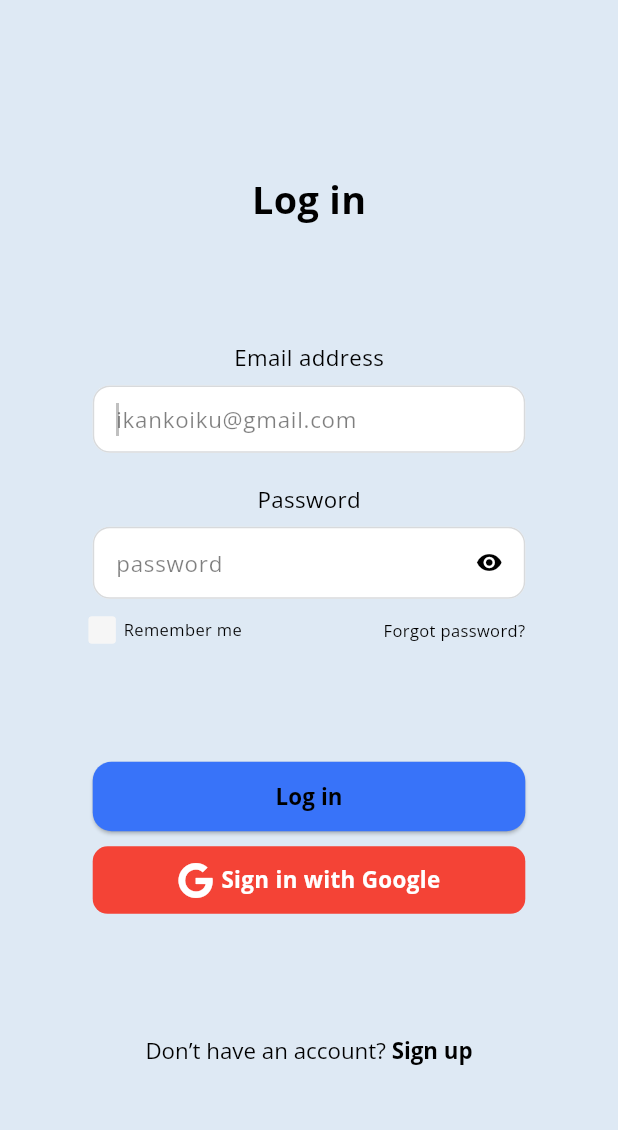
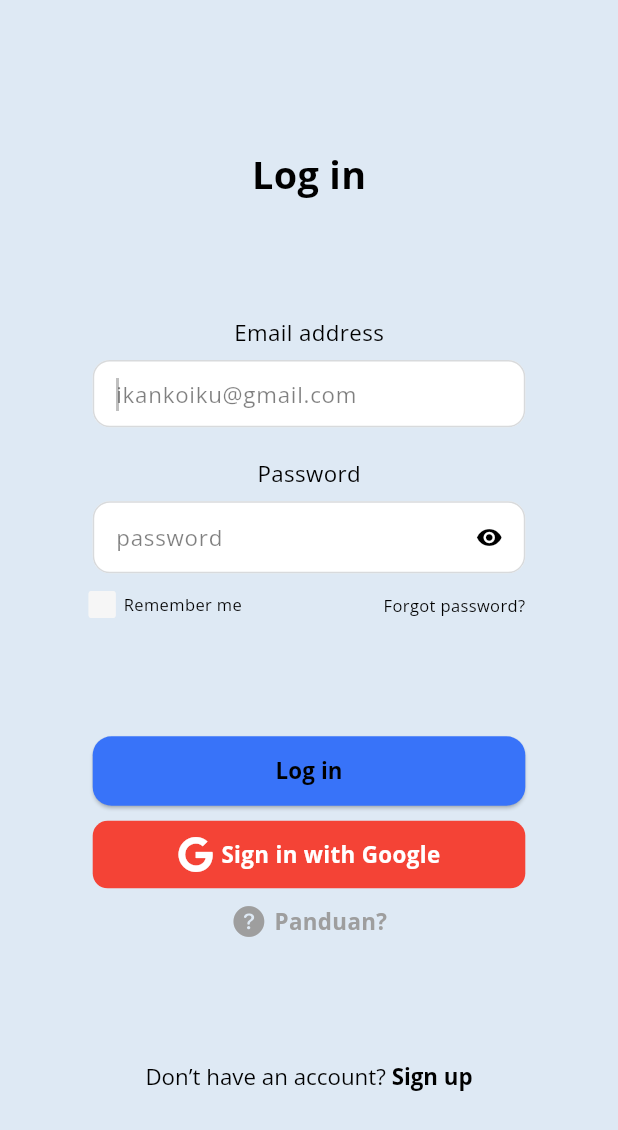
Before and after one commit to ZaeNau/TA-Capstone-Project_AquaKoi, a Flutter app: the screen it shows after launch, on a phone screen of 412 x 824 dp. Shown: the top 1130 px of the screen. Run offline on Flutter 3.47's test engine with Material 3 defaults, Android fonts, the phone set to English and light mode, and no system bars; our stand-ins replace cached_network_image, firebase_auth, firebase_core, firebase_database, firebase_messaging, flutter_svg and 6 more; accounts and stored records are empty.

Commit message:
Update login_screen.dart

```diff
--- a/AquaKoi_main/lib/Presentation/login_screen.dart
+++ b/AquaKoi_main/lib/Presentation/login_screen.dart
@@ -6,6 +6,7 @@ import '../widgets/custom_checkbox_button.dart';
 import 'package:google_sign_in/google_sign_in.dart';
 import 'package:font_awesome_flutter/font_awesome_flutter.dart';
 import 'package:aquakoi/common/toast.dart';
+import 'package:flutter/cupertino.dart';
 import 'package:shared_preferences/shared_preferences.dart';
 
 
@@ -96,6 +97,7 @@ Widget build(BuildContext context) {
                         style: theme.textTheme.bodySmall?.copyWith(fontSize: 11),
                       ),
                     ),
+
                   ],
                 ),
               ),
@@ -138,6 +140,29 @@ Widget build(BuildContext context) {
                   ),
                 ),
               ),
+              SizedBox(height: 10),
+                  GestureDetector(
+                    onTap: () {
+                      Navigator.pushNamed(context, AppRoutes.dashboardScreen);
+                    },
+                    child: const Row(
+                      mainAxisAlignment: MainAxisAlignment.center,
+                      children: [
+                        Icon(
+                          CupertinoIcons.question_circle_fill,
+                          color: Colors.grey,
+                        ),
+                        SizedBox(width: 5),
+                        Text(
+                          "Panduan?",
+                          style: TextStyle(
+                            color: Colors.grey,
+                            fontWeight: FontWeight.bold,
+                          ),
+                        ),
+                      ],
+                    ),
+                  ),
                   SizedBox(height: 63.v),
                   GestureDetector(
                     onTap: () {
```
